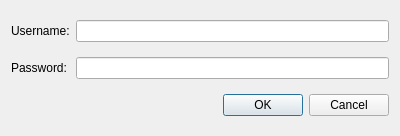
First picture: the form in src/sessions/authDialog.ui, repository hexagonal-sun/qdio, before the edit.
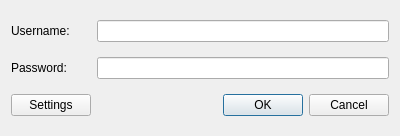
Second picture: the form after the edit.

Commit message:
sessions: authDialog: add settings button
Add a settings button to the auth dialog that will present the
settings dialog to the user.

```diff
--- a/src/sessions/authDialog.ui
+++ b/src/sessions/authDialog.ui
@@ -46,6 +46,16 @@
      <property name="standardButtons">
       <set>QDialogButtonBox::Cancel|QDialogButtonBox::Ok</set>
      </property>
+     <property name="centerButtons">
+      <bool>false</bool>
+     </property>
+    </widget>
+   </item>
+   <item row="4" column="1">
+    <widget class="QPushButton" name="btnSettings">
+     <property name="text">
+      <string>Settings</string>
+     </property>
     </widget>
    </item>
   </layout>
```
The commit also changes 2 other files.
